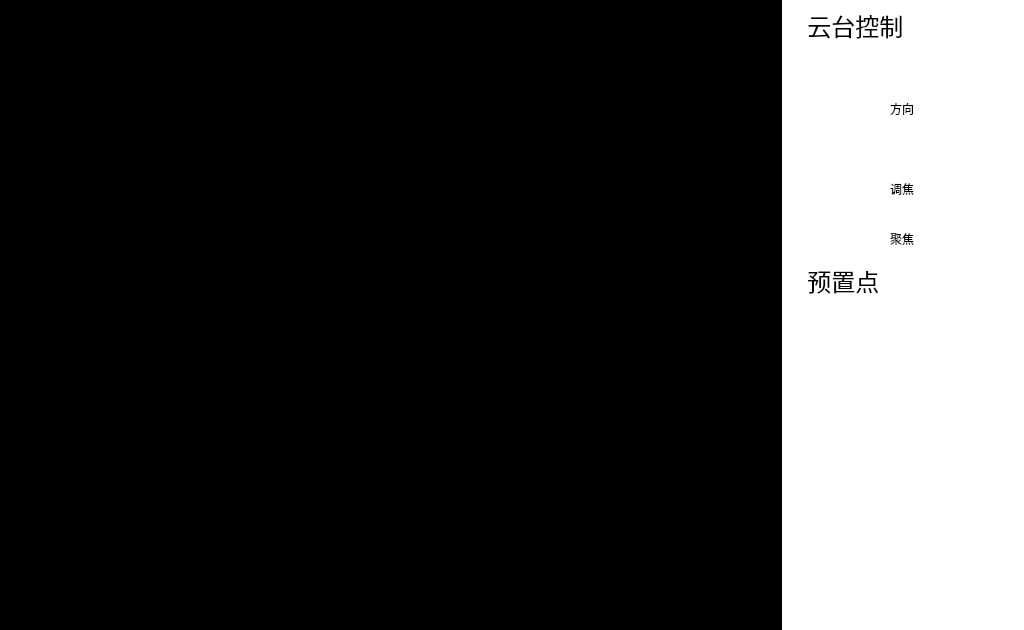
Old version of the form pvmsmonitorwidget.ui in the repository 1157889734/x86MyAppliction.
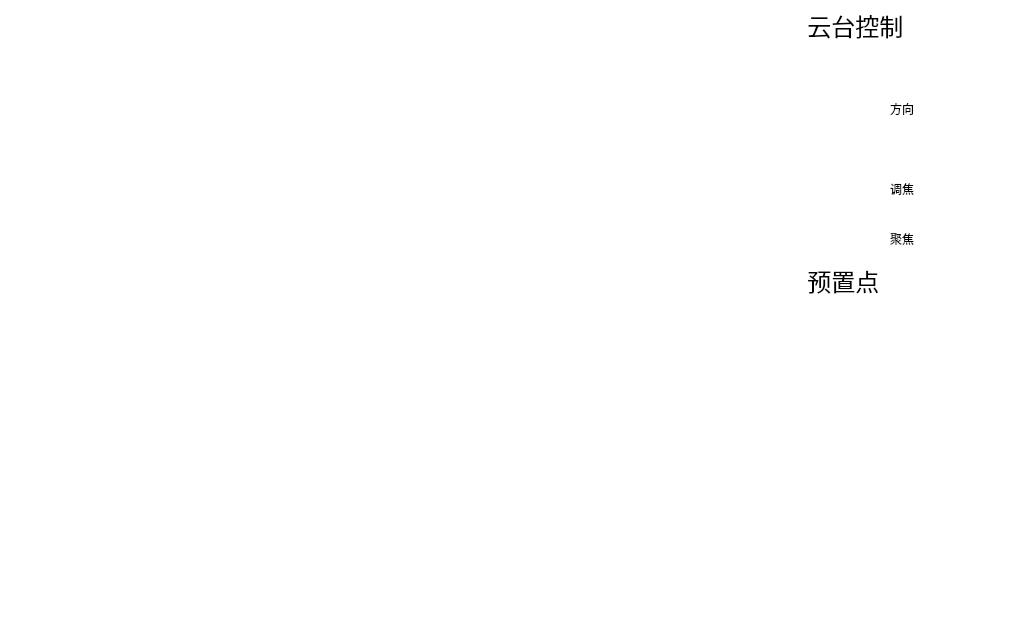
New version of the form. Icons and pictures are not drawn.

```diff
--- a/pvmsmonitorwidget.ui
+++ b/pvmsmonitorwidget.ui
@@ -978,22 +978,6 @@
     <string/>
    </property>
   </widget>
-  <widget class="QLabel" name="label_4">
-   <property name="geometry">
-    <rect>
-     <x>0</x>
-     <y>0</y>
-     <width>782</width>
-     <height>630</height>
-    </rect>
-   </property>
-   <property name="styleSheet">
-    <string notr="true">background-color: rgb(0, 0, 0);</string>
-   </property>
-   <property name="text">
-    <string/>
-   </property>
-  </widget>
   <zorder>label_11</zorder>
   <zorder>label_2</zorder>
   <zorder>ptzDownPushButton</zorder>
```
Left out of the diff: 1 changed line with no effect on the pictures.
